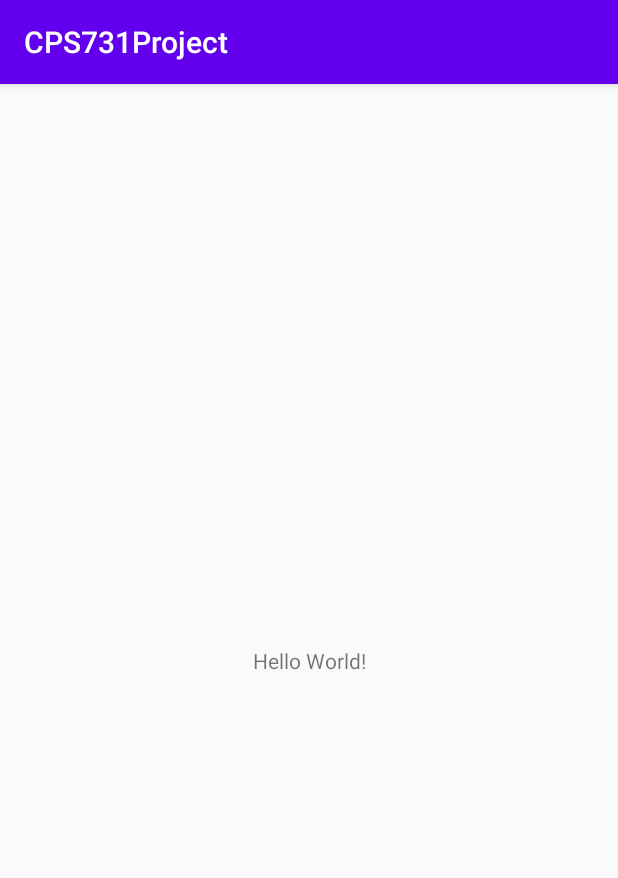
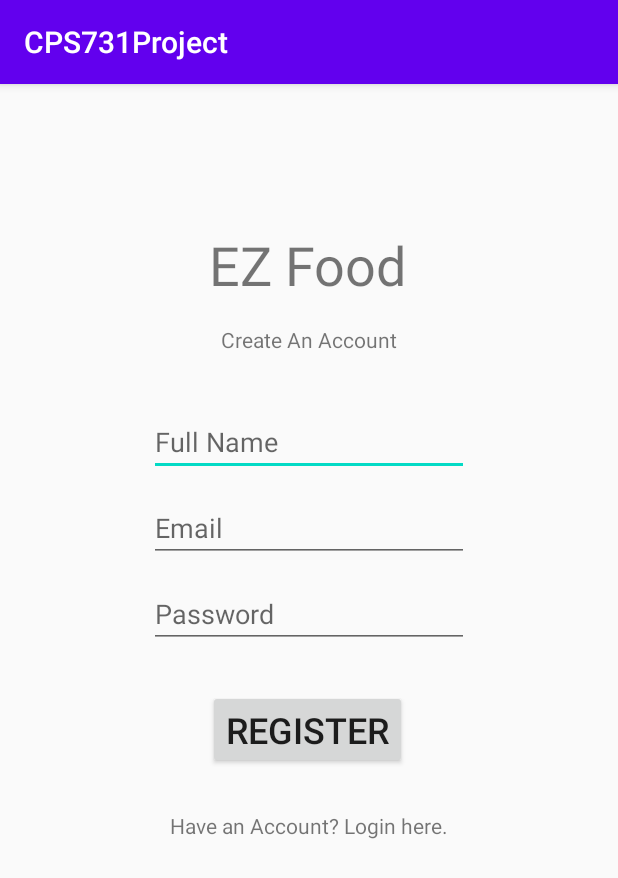
Before and after one commit to pix3lat0r/CPS731Project, an Android app: the screen it shows after launch (MainActivity before the commit, SignUp after it), on a phone screen of 412 x 824 dp. Shown: the top 878 px of the screen. Run offline under Robolectric (Android 15) with nearby library versions, the phone set to English and light mode, and no system bars; our stand-ins replace Firebase (no records; nobody signed in at launch, a user with empty details on screens opened directly).

Commit message:
Created login and register page, connecting to Cloud Firestore.

```diff
--- a/app/src/main/AndroidManifest.xml
+++ b/app/src/main/AndroidManifest.xml
@@ -9,7 +9,9 @@
         android:roundIcon="@mipmap/ic_launcher_round"
         android:supportsRtl="true"
         android:theme="@style/AppTheme">
-        <activity android:name=".MainActivity">
+        <activity android:name=".Login"></activity>
+        <activity android:name=".MainActivity" />
+        <activity android:name=".SignUp">
             <intent-filter>
                 <action android:name="android.intent.action.MAIN" />
 
--- /dev/null
+++ b/app/src/main/java/com/example/cps731project/SignUp.java
@@ -0,0 +1,118 @@
+package com.example.cps731project;
+
+import androidx.annotation.NonNull;
+import androidx.appcompat.app.AppCompatActivity;
+
+import android.content.Intent;
+import android.os.Bundle;
+import android.util.Log;
+import android.view.View;
+import android.widget.Button;
+import android.widget.EditText;
+import android.widget.ProgressBar;
+import android.widget.TextView;
+import android.widget.Toast;
+
+import com.google.android.gms.tasks.OnCompleteListener;
+import com.google.android.gms.tasks.OnFailureListener;
+import com.google.android.gms.tasks.OnSuccessListener;
+import com.google.android.gms.tasks.Task;
+import com.google.firebase.firestore.CollectionReference;
+import com.google.firebase.firestore.DocumentReference;
+import com.google.firebase.firestore.DocumentSnapshot;
+import com.google.firebase.firestore.FirebaseFirestore;
+import com.google.firebase.firestore.Query;
+import com.google.firebase.firestore.QuerySnapshot;
+
+import java.util.HashMap;
+import java.util.Map;
+
+public class SignUp extends AppCompatActivity {
+    public static final String EMAIL_KEY = "email";
+    public static final String NAME_KEY = "name";
+    public static final String PASSWORD_KEY = "password";
+
+    private Button register;
+    private EditText name;
+    private EditText email;
+    private EditText password;
+    private ProgressBar progress2;
+
+    FirebaseFirestore db = FirebaseFirestore.getInstance();
+    DocumentReference ref;// = db.collection("users").document();
+
+    @Override
+    protected void onCreate(Bundle savedInstanceState) {
+        super.onCreate(savedInstanceState);
+        setContentView(R.layout.activity_sign_up);
+
+        ref = db.collection("users").document();
+
+        progress2 = findViewById(R.id.progressBar2);
+        register = findViewById(R.id.btnRegister);
+        register.setOnClickListener(new View.OnClickListener() {
+            @Override
+            public void onClick(View v) {
+                name = findViewById(R.id.name);
+                email = findViewById(R.id.email);
+                password =findViewById(R.id.password);
+
+                final String reg_name = name.getText().toString();
+                final String reg_email = email.getText().toString();
+                final String reg_password = password.getText().toString();
+
+                if(reg_name.equals("")){
+                    Toast.makeText(SignUp.this, "Please enter your name", Toast.LENGTH_SHORT).show();
+                }else if(reg_email.equals("")){
+                    Toast.makeText(SignUp.this, "Please enter an email address", Toast.LENGTH_SHORT).show();
+                }else if(reg_password.equals("")){
+                    Toast.makeText(SignUp.this, "Please enter a password", Toast.LENGTH_SHORT).show();
+                }else {
+
+                    //This part is supposed to check if account already exists but it's not working not sure why
+                    ref.get().addOnSuccessListener(new OnSuccessListener<DocumentSnapshot>() {
+                        @Override
+
+                        public void onSuccess(DocumentSnapshot documentSnapshot) {
+                            progress2.setVisibility(View.VISIBLE);
+                            if (documentSnapshot.exists()){
+                                Toast.makeText(SignUp.this, "Sorry,this user already exists", Toast.LENGTH_SHORT).show();
+                            }else{
+                                Map<String, Object> users = new HashMap<>();
+                                users.put(NAME_KEY, reg_name);
+                                users.put(EMAIL_KEY, reg_email);
+                                users.put(PASSWORD_KEY, reg_password);
+
+                                db.collection("users")
+                                        .add(users)
+                                        .addOnSuccessListener(new OnSuccessListener<DocumentReference>() {
+                                            @Override
+                                            public void onSuccess(DocumentReference documentReference) {
+                                                Toast.makeText(SignUp.this, "Account successfully created", Toast.LENGTH_SHORT).show();
+                                                startActivity(new Intent(SignUp.this, MainActivity.class));
+                                            }
+                                        })
+                                        .addOnFailureListener(new OnFailureListener() {
+                                            @Override
+                                            public void onFailure(@NonNull Exception e) {
+                                                Toast.makeText(SignUp.this, "Error creating account", Toast.LENGTH_LONG).show();
+                                                Log.d("Error", e.getMessage());
+                                            }
+                                        });
+                            }
+                        }
+                    });
+
+                }
+            }
+        });
+        TextView hasAccount = findViewById(R.id.haveAccount);
+        hasAccount.setOnClickListener(new View.OnClickListener() {
+            @Override
+            public void onClick(View v) {
+                startActivity(new Intent(SignUp.this, Login.class));
+            }
+        });
+
+    }
+}
--- /dev/null
+++ b/app/src/main/res/layout/activity_sign_up.xml
@@ -0,0 +1,102 @@
+<?xml version="1.0" encoding="utf-8"?>
+<androidx.constraintlayout.widget.ConstraintLayout xmlns:android="http://schemas.android.com/apk/res/android"
+    xmlns:app="http://schemas.android.com/apk/res-auto"
+    xmlns:tools="http://schemas.android.com/tools"
+    android:layout_width="match_parent"
+    android:layout_height="match_parent"
+    tools:context=".SignUp">
+
+    <TextView
+        android:id="@+id/textView2"
+        android:layout_width="wrap_content"
+        android:layout_height="wrap_content"
+        android:text="EZ Food"
+        android:textSize="36sp"
+        app:layout_constraintBottom_toBottomOf="parent"
+        app:layout_constraintEnd_toEndOf="parent"
+        app:layout_constraintHorizontal_bias="0.498"
+        app:layout_constraintStart_toStartOf="parent"
+        app:layout_constraintTop_toTopOf="parent"
+        app:layout_constraintVertical_bias="0.133" />
+
+    <TextView
+        android:id="@+id/textView3"
+        android:layout_width="wrap_content"
+        android:layout_height="wrap_content"
+        android:layout_marginTop="16dp"
+        android:text="Create An Account"
+        app:layout_constraintEnd_toEndOf="parent"
+        app:layout_constraintStart_toStartOf="parent"
+        app:layout_constraintTop_toBottomOf="@+id/textView2" />
+
+    <EditText
+        android:id="@+id/name"
+        android:layout_width="wrap_content"
+        android:layout_height="wrap_content"
+        android:layout_marginTop="36dp"
+        android:ems="10"
+        android:hint="Full Name"
+        android:inputType="textPersonName"
+        app:layout_constraintEnd_toEndOf="parent"
+        app:layout_constraintStart_toStartOf="parent"
+        app:layout_constraintTop_toBottomOf="@+id/textView3" />
+
+    <EditText
+        android:id="@+id/email"
+        android:layout_width="wrap_content"
+        android:layout_height="wrap_content"
+        android:layout_marginTop="12dp"
+        android:ems="10"
+        android:hint="Email"
+        android:inputType="textPersonName"
+        app:layout_constraintEnd_toEndOf="parent"
+        app:layout_constraintStart_toStartOf="parent"
+        app:layout_constraintTop_toBottomOf="@+id/name" />
+
+    <EditText
+        android:id="@+id/password"
+        android:layout_width="wrap_content"
+        android:layout_height="wrap_content"
+        android:layout_marginTop="12dp"
+        android:ems="10"
+        android:hint="Password"
+        android:inputType="textPassword"
+        app:layout_constraintEnd_toEndOf="parent"
+        app:layout_constraintStart_toStartOf="parent"
+        app:layout_constraintTop_toBottomOf="@+id/email" />
+
+    <Button
+        android:id="@+id/btnRegister"
+        android:layout_width="wrap_content"
+        android:layout_height="wrap_content"
+        android:layout_marginTop="28dp"
+        android:text="REGISTER"
+        android:textSize="24sp"
+        app:layout_constraintEnd_toEndOf="parent"
+        app:layout_constraintHorizontal_bias="0.496"
+        app:layout_constraintStart_toStartOf="parent"
+        app:layout_constraintTop_toBottomOf="@+id/password" />
+
+    <TextView
+        android:id="@+id/haveAccount"
+        android:layout_width="wrap_content"
+        android:layout_height="wrap_content"
+        android:layout_marginTop="28dp"
+        android:text="Have an Account? Login here."
+        app:layout_constraintEnd_toEndOf="parent"
+        app:layout_constraintStart_toStartOf="parent"
+        app:layout_constraintTop_toBottomOf="@+id/btnRegister" />
+
+    <ProgressBar
+        android:id="@+id/progressBar2"
+        style="?android:attr/progressBarStyle"
+        android:layout_width="wrap_content"
+        android:layout_height="wrap_content"
+        android:layout_marginTop="28dp"
+        android:visibility="invisible"
+        app:layout_constraintEnd_toEndOf="parent"
+        app:layout_constraintHorizontal_bias="0.498"
+        app:layout_constraintStart_toStartOf="parent"
+        app:layout_constraintTop_toBottomOf="@+id/haveAccount" />
+
+</androidx.constraintlayout.widget.ConstraintLayout>
--- a/app/src/main/res/values/strings.xml
+++ b/app/src/main/res/values/strings.xml
@@ -1,3 +1,6 @@
 <resources>
     <string name="app_name">CPS731Project</string>
+    <string name="txtIngredient">Add Ingredient</string>
+    <string name="btnAdd">ADD</string>
+    <string name="txtResult"></string>
 </resources>
--- a/build.gradle
+++ b/build.gradle
@@ -5,8 +5,8 @@ buildscript {
         jcenter()
     }
     dependencies {
-        classpath "com.android.tools.build:gradle:4.0.2"
-
+        classpath 'com.android.tools.build:gradle:4.1.0'
+        classpath 'com.google.gms:google-services:4.3.4'
         // NOTE: Do not place your application dependencies here; they belong
         // in the individual module build.gradle files
     }
```
Also changed, not shown: app/build.gradle (+8 -2 lines), app/src/main/java/com/example/cps731project/Login.java (added, +76 -0 lines), app/src/main/java/com/example/cps731project/MainActivity.java (+52 -0 lines), app/src/main/res/layout/activity_login.xml (added, +95 -0 lines), app/src/main/res/layout/activity_main.xml (+37 -5 lines), gradle/wrapper/gradle-wrapper.properties, 1 other file.
